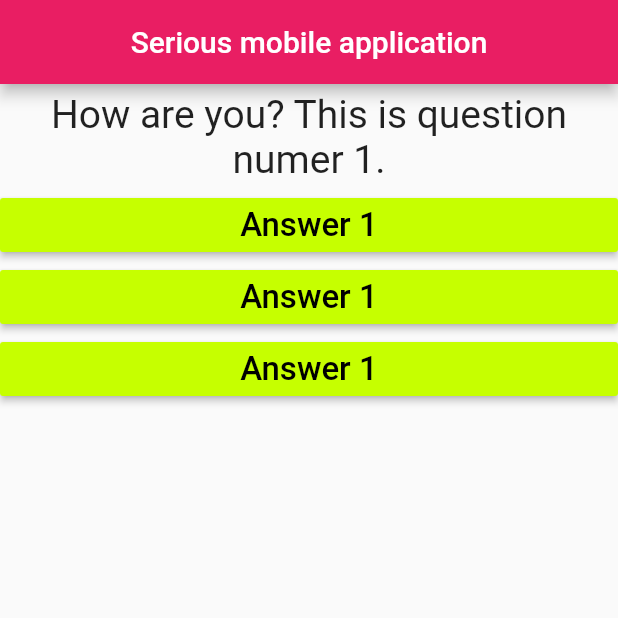
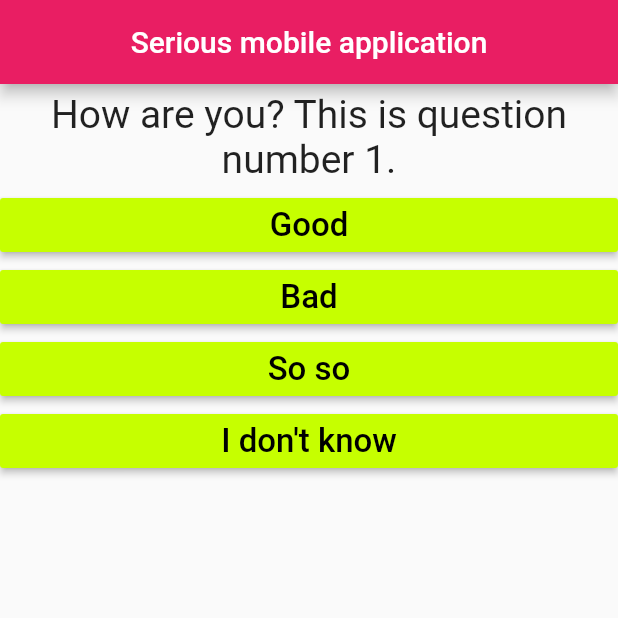
Before and after one commit to aspesivtsev/flutter_test_app, a Flutter app: the screen it shows after launch, on a phone screen of 412 x 824 dp, the top half of it. Run offline on Flutter 3.47's test engine with Material 2 defaults, Android fonts, the phone set to English and light mode, and no system bars.

Commit message:
buttons mapped and work fine

```diff
--- a/lib/answer.dart
+++ b/lib/answer.dart
@@ -2,9 +2,10 @@ import 'package:flutter/material.dart';
 
 class Answer extends StatelessWidget {
   final Function selectHandler;
+  final String answerText;
   //pointer to the funtion from _answerQuestion function from main module
 
-  Answer(this.selectHandler);
+  Answer(this.selectHandler, this.answerText);
 
   @override
   Widget build(BuildContext context) {
@@ -12,7 +13,7 @@ class Answer extends StatelessWidget {
       width: double.infinity,
       child: RaisedButton(
         child: Text(
-          "Answer 1",
+          answerText,
           style: TextStyle(fontSize: 22),
         ),
         onPressed: selectHandler,
--- a/lib/main.dart
+++ b/lib/main.dart
@@ -27,10 +27,24 @@ class _MyAppState extends State<MyApp> {
   @override
   Widget build(BuildContext context) {
     var questions = [
-      "How are you? This is question numer 1.",
-      "What is your name? This is question numer 2.",
-      "This is a very very very long question just for testing purposes! By the way this is a question numer 3.",
-      "This is a question number 4, again just for testing purposes",
+      {
+        "questionText": "How are you? This is question number 1.",
+        "answers": ["Good", "Bad", "So so", "I don't know"],
+      },
+      {
+        "questionText": "What is your name? This is question numer 2.",
+        "answers": ["Jack", "John", "Lui", "Sam"],
+      },
+      {
+        "questionText":
+            "Where are you from? This is a very very very long question just for testing purposes! By the way this is a question numer 3.",
+        "answers": ["Europe", "Asia", "Usa", "Africa"],
+      },
+      {
+        "questionText":
+            "What is your hobby? This is a question number 4, again just for testing purposes",
+        "answers": ["Drawing", "Signing", "Sleeping", "Drinking"],
+      },
     ];
 
     return MaterialApp(
@@ -44,12 +58,14 @@ class _MyAppState extends State<MyApp> {
         body: Column(
           children: <Widget>[
             Question(
-              questions.elementAt(
-                  _questionIndex), //this is equivalent to "questions[questionIndex],"
+              //questions.elementAt(questionIndex), //this is equivalent to "questions[questionIndex],"
+              questions[_questionIndex]['questionText'],
             ),
-            Answer(_answerQuestion),
-            Answer(_answerQuestion),
-            Answer(_answerQuestion),
+            //Answer(_answerQuestion),
+            ...(questions[_questionIndex]['answers'] as List<String>)
+                .map((answer) {
+              return Answer(_answerQuestion, answer);
+            }).toList()
           ],
         ),
       ),
```
Also changed, not shown: additional_notes.txt (line endings or trailing spaces).
